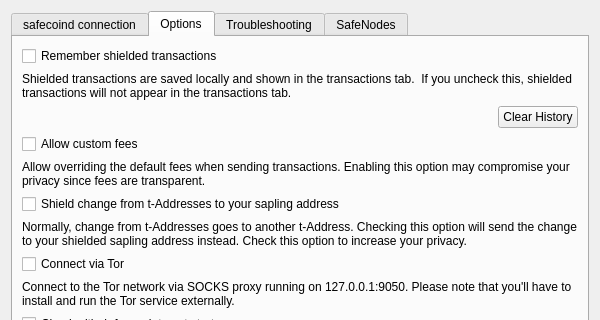
This is src/settings.ui in zerocurrencycoin/zerowallet as Qt 5 draws it before an edit; both pictures show x 0 to 600 and y 0 to 320 of the 600 by 610 pixel window. The edited form follows.
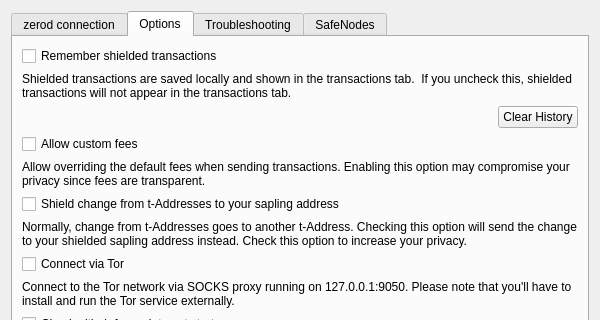
This is the edited form. Icons and pictures are not drawn.

What changed in the file:
```diff
--- a/src/settings.ui
+++ b/src/settings.ui
@@ -36,7 +36,7 @@
      </property>
      <widget class="QWidget" name="tab">
       <attribute name="title">
-       <string>safecoind connection</string>
+       <string>zerod connection</string>
       </attribute>
       <layout class="QVBoxLayout" name="verticalLayout_3">
        <item>
```
Left out of the diff: 2 changed lines with no effect on the pictures.
